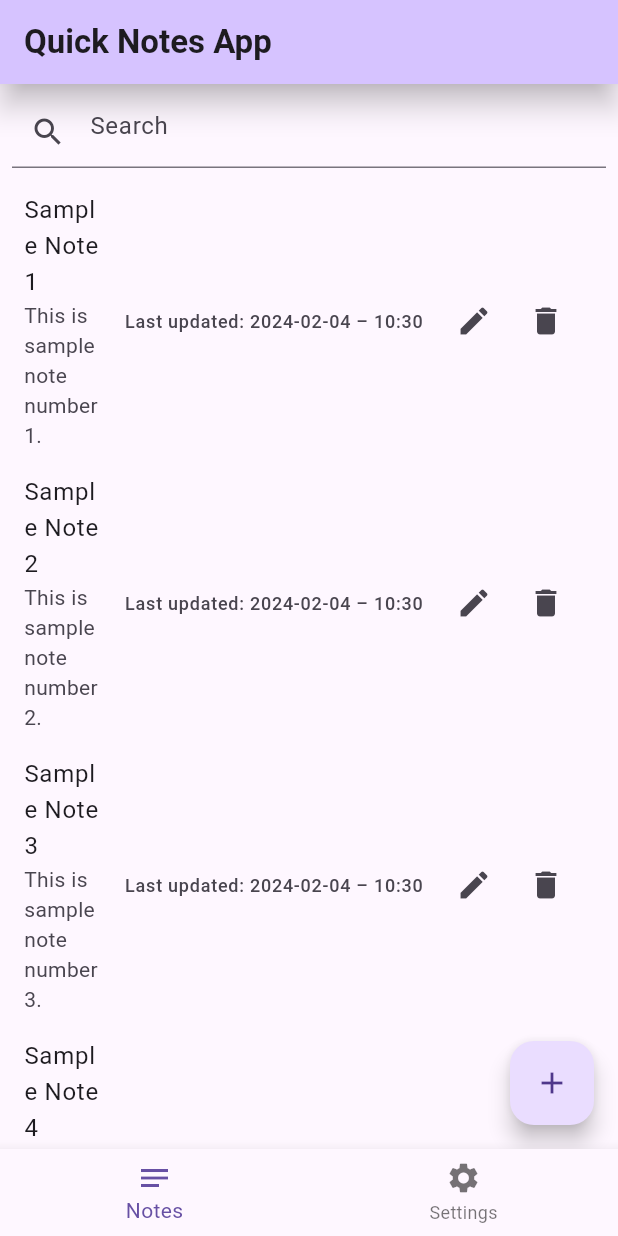
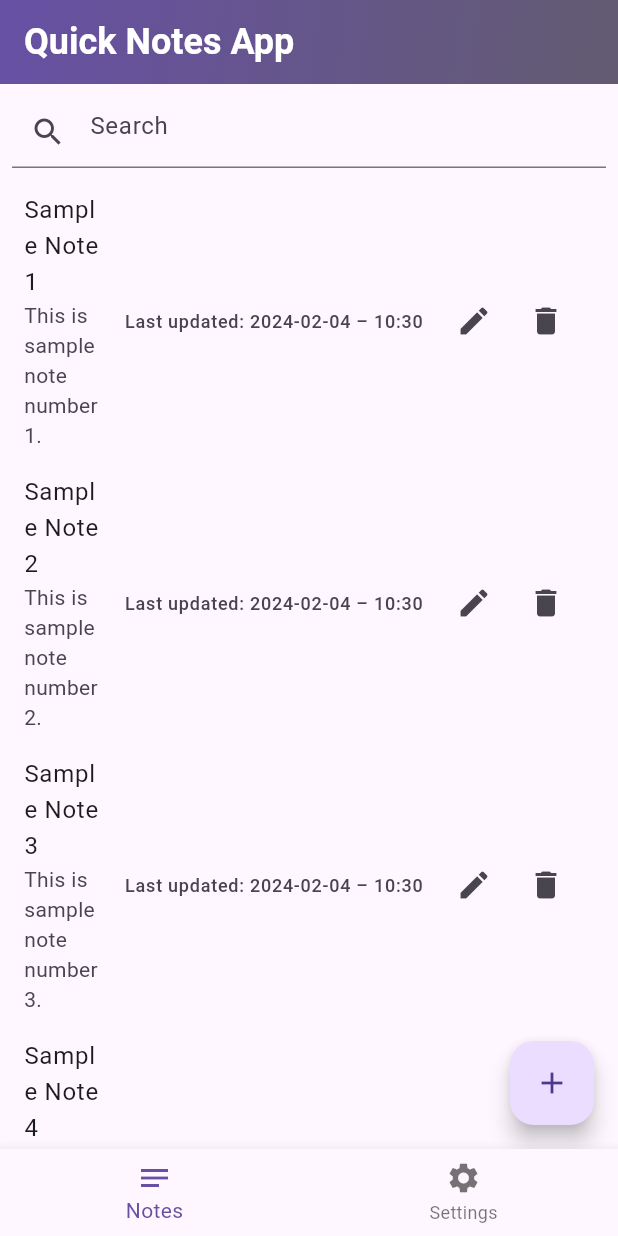
Before and after one commit to milinbhakta/quick_notes_app, a Flutter app: the screen it shows after launch, on a phone screen of 412 x 824 dp. Run offline on Flutter 3.47's test engine with Material 3 defaults, Android fonts, the light colour scheme and no system bars; our stand-ins replace shared_preferences.

Commit message:
Refactor app bar styling

```diff
--- a/lib/Components/my_home_page.dart
+++ b/lib/Components/my_home_page.dart
@@ -37,14 +37,27 @@ class _MyHomePageState extends State<MyHomePage> {
 
     return Scaffold(
       appBar: AppBar(
-        backgroundColor: Theme.of(context).colorScheme.inversePrimary,
-        shadowColor: Theme.of(context).colorScheme.shadow,
-        surfaceTintColor: Theme.of(context).colorScheme.surface,
         title: Container(
           alignment: Alignment.centerLeft,
           child: Text(
             widget.title,
-            style: const TextStyle(fontWeight: FontWeight.bold),
+            style: TextStyle(
+              color: Theme.of(context).colorScheme.onPrimary,
+              fontWeight: FontWeight.bold,
+              fontSize: 24.0,
+            ),
+          ),
+        ),
+        flexibleSpace: Container(
+          decoration: BoxDecoration(
+            gradient: LinearGradient(
+              begin: Alignment.topLeft,
+              end: Alignment.bottomRight,
+              colors: <Color>[
+                Theme.of(context).colorScheme.primary,
+                Theme.of(context).colorScheme.secondary,
+              ],
+            ),
           ),
         ),
         elevation: 8.0,
```
